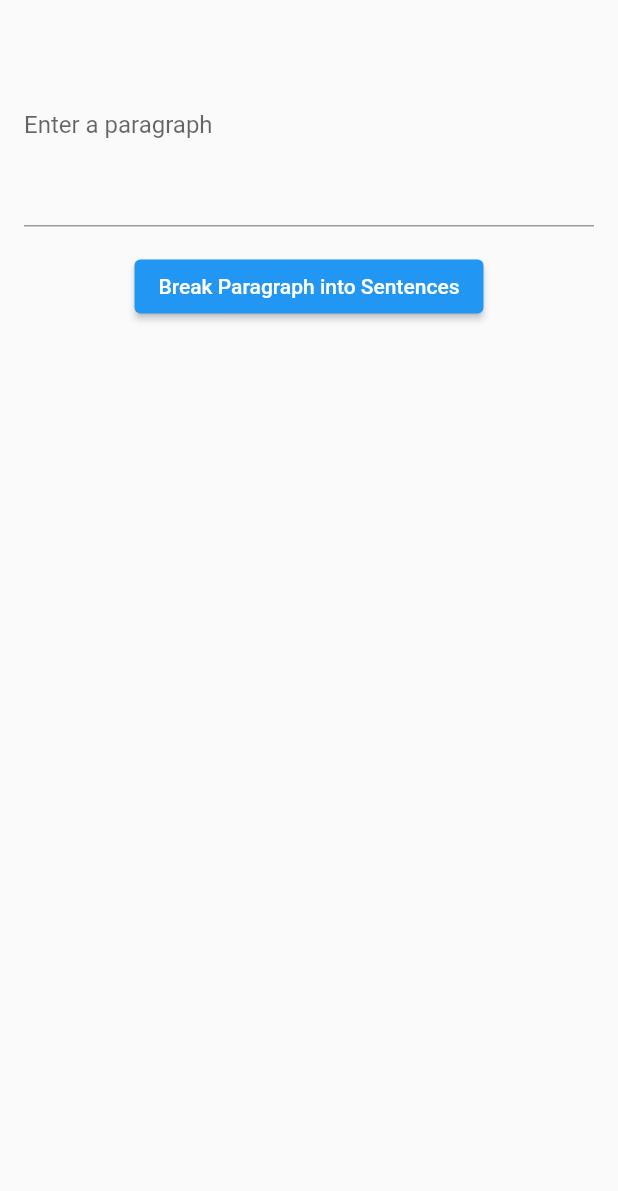
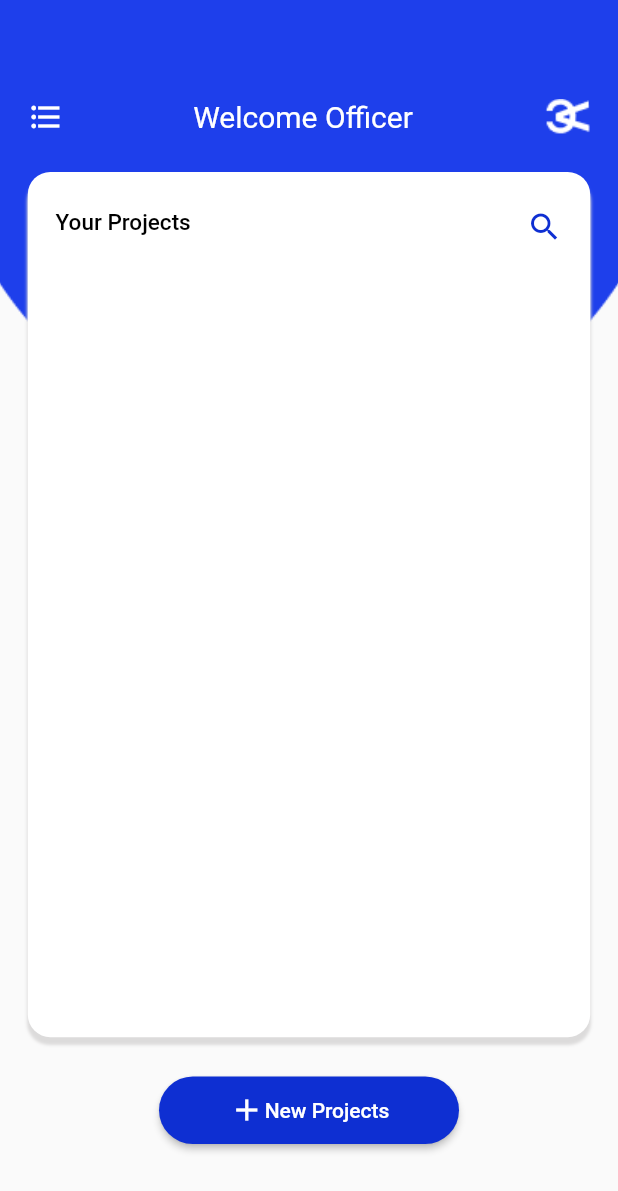
Before and after one commit to abhinaba-dash/SIH2023_frontend, a Flutter app: the screen it shows after launch, on a phone screen of 412 x 824 dp. Shown: the top 1191 px of the screen. Run offline on Flutter 3.47's test engine with Material 2 defaults, Android fonts, the phone set to English and light mode, and no system bars.

Commit message:
First 2 pages added

```diff
--- a/sihflutterapp/lib/main.dart
+++ b/sihflutterapp/lib/main.dart
@@ -1,5 +1,7 @@
 import 'package:flutter/material.dart';
-import 'package:sihflutterapp/Home.dart';
+import 'package:sihflutterapp/TextConvert.dart';
+import 'package:sihflutterapp/pages/Home.dart';
+import 'package:sihflutterapp/pages/ProjectAdd.dart';
 
 void main() {
   runApp(const MyApp());
--- /dev/null
+++ b/sihflutterapp/lib/pages/Home.dart
@@ -0,0 +1,108 @@
+import 'package:flutter/material.dart';
+import 'package:sihflutterapp/pages/ProjectAdd.dart';
+
+class Home extends StatefulWidget {
+  const Home({super.key});
+
+  @override
+  State<Home> createState() => _HomeState();
+}
+
+class _HomeState extends State<Home> {
+  @override
+  Widget build(BuildContext context) {
+    final height = MediaQuery.of(context).size.height;
+    final width = MediaQuery.of(context).size.width;
+    return Scaffold(
+      body: SingleChildScrollView(
+        child: Stack(children: [
+          // Background Image
+          Image.asset(
+            "assets/images/Ellipse_1.png",
+            height: 300,
+            width: width,
+            fit: BoxFit.cover,
+          ),
+          Padding(
+            padding: EdgeInsets.symmetric(
+                horizontal: width * 0.045, vertical: height * 0.08),
+            child: Column(
+              children: [
+                Row(
+                  mainAxisAlignment: MainAxisAlignment.spaceBetween,
+                  children: [
+                    Icon(Icons.format_list_bulleted, color: Colors.white),
+                    Text("Welcome Officer",
+                        style: TextStyle(
+                            color: Colors.white,
+                            fontSize: 20,
+                            fontWeight: FontWeight.w400)),
+                    Image.asset("assets/images/headerim.png"),
+                  ],
+                ),
+                Padding(
+                  padding: EdgeInsets.symmetric(
+                      horizontal: width * 0.0, vertical: height * 0.03),
+                  child: Container(
+                      height: height * 0.7,
+                      width: width * 1.0,
+                      decoration: BoxDecoration(
+                          color: Colors.white,
+                          boxShadow: [
+                            BoxShadow(
+                                color: const Color.fromARGB(
+                                    255, 220, 219, 219), //New
+                                blurRadius: 1.0,
+                                offset: Offset(0, 5))
+                          ],
+                          borderRadius: BorderRadius.all(Radius.circular(15))),
+                      child: Padding(
+                        padding: EdgeInsets.symmetric(
+                            horizontal: width * 0.045, vertical: height * 0.03),
+                        child: Row(
+                          mainAxisAlignment: MainAxisAlignment.spaceBetween,
+                          crossAxisAlignment: CrossAxisAlignment.start,
+                          children: [
+                            Text(
+                              "Your Projects",
+                              style: TextStyle(
+                                  color: Colors.black,
+                                  fontSize: 15,
+                                  fontWeight: FontWeight.w500),
+                            ),
+                            Icon(Icons.search,
+                                color: Color.fromARGB(255, 14, 47, 210))
+                          ],
+                        ),
+                      )),
+                ),
+                ElevatedButton(
+                    onPressed: () {
+                      Navigator.push(
+                          context,
+                          MaterialPageRoute(
+                            builder: (context) => ProjectAdd(),
+                          ));
+                    },
+                    child: Row(
+                      mainAxisAlignment: MainAxisAlignment.center,
+                      children: [
+                        Icon(Icons.add),
+                        Text("New Projects"),
+                      ],
+                    ),
+                    style: ElevatedButton.styleFrom(
+                      backgroundColor: Color.fromARGB(255, 14, 47, 210),
+                      shape: RoundedRectangleBorder(
+                        borderRadius: BorderRadius.circular(30),
+                      ),
+                      fixedSize: Size(200, 45),
+                    ))
+              ],
+            ),
+          ),
+        ]),
+      ),
+    );
+  }
+}
--- a/sihflutterapp/pubspec.yaml
+++ b/sihflutterapp/pubspec.yaml
@@ -59,8 +59,8 @@ flutter:
   uses-material-design: true
 
   # To add assets to your application, add an assets section, like this:
-  # assets:
-  #   - images/a_dot_burr.jpeg
+  assets:
+    - assets/images/
   #   - images/a_dot_ham.jpeg
 
   # An image asset can refer to one or more resolution-specific "variants", see
```
Also changed, not shown: sihflutterapp/lib/TextConvert.dart (renamed from sihflutterapp/lib/Home.dart, +4 -4 lines), sihflutterapp/lib/pages/ProjectAdd.dart (added, +126 -0 lines), sihflutterapp/assets/images/Ellipse_1.png (added), sihflutterapp/assets/images/Image1.png (added), sihflutterapp/assets/images/headerim.png (added), 1 other file.
